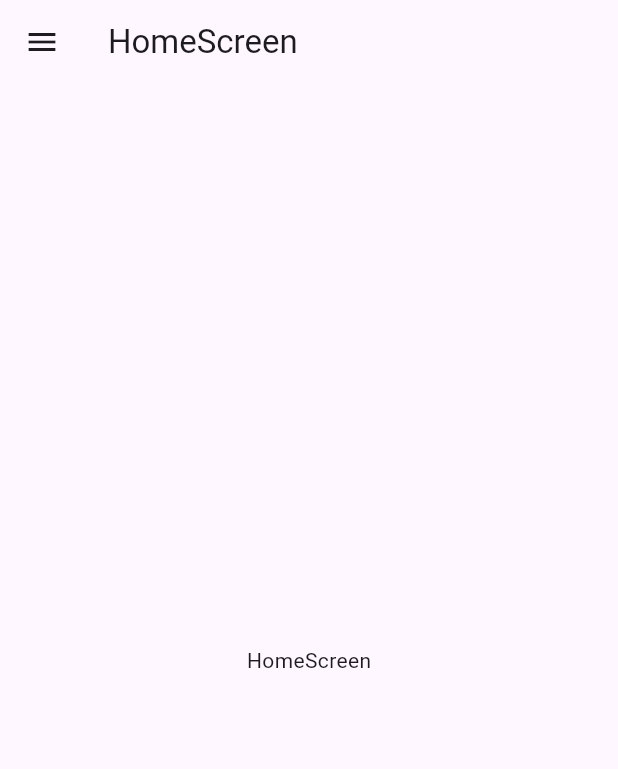
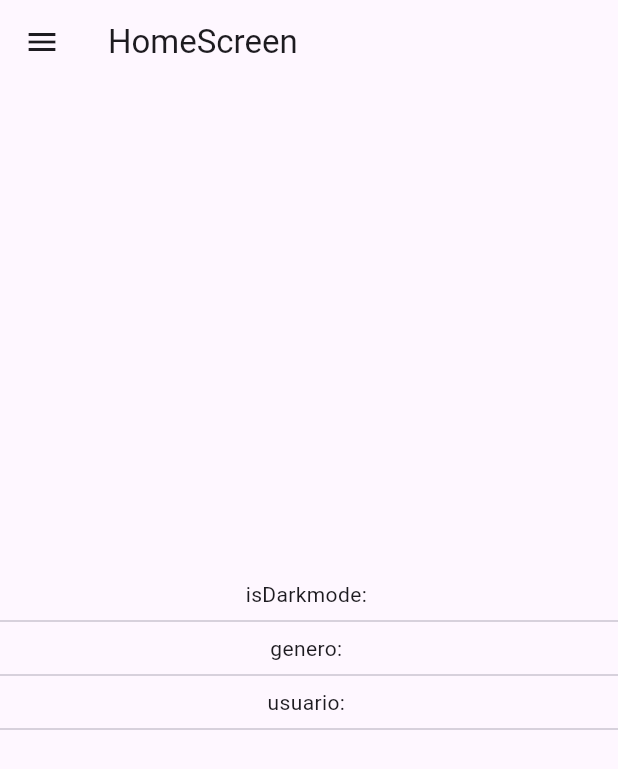
Before and after one commit to JesusRangelDiaz/preferences_app, a Flutter app: the screen it shows after launch, on a phone screen of 412 x 824 dp. Shown: the top 769 px of the screen. Run offline on Flutter 3.47's test engine with Material 3 defaults, Android fonts, the phone set to English and light mode, and no system bars.

Commit message:
feat(settings-form): :art: added widgets to create a settings form in settings_screen (making use of states). added text in home_screen to show shared preferences to be configured later on.

```diff
--- a/lib/screens/home_screen.dart
+++ b/lib/screens/home_screen.dart
@@ -14,9 +14,17 @@ class HomeScreen extends StatelessWidget {
         title: const Text('HomeScreen'),
       ),
       drawer: const SideMenu(),
-      body: const Center(
-         child: Text('HomeScreen'),
-      ),
+      body: const Column(
+        mainAxisAlignment: MainAxisAlignment.center,
+        children: [
+          Text('isDarkmode: '),
+          Divider(),
+          Text('genero: '),
+          Divider(),
+          Text('usuario: '),
+          Divider(),
+        ],
+      )
     );
   }
 }
```
Also changed, not shown: lib/screens/settings_screens.dart (+67 -5 lines).
